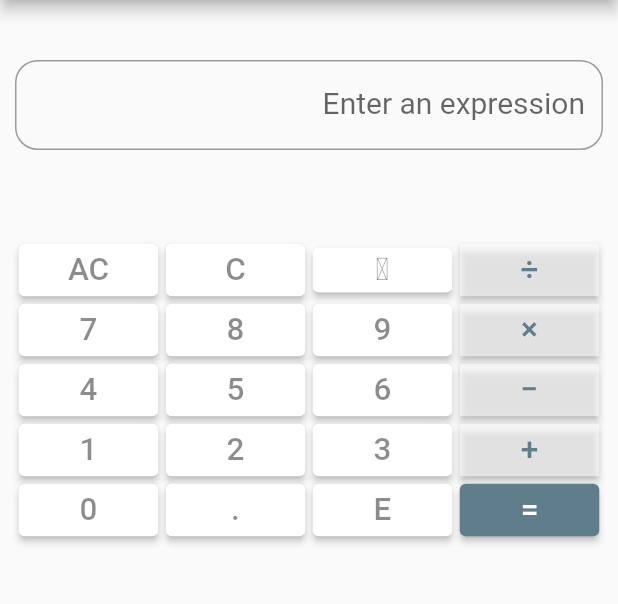
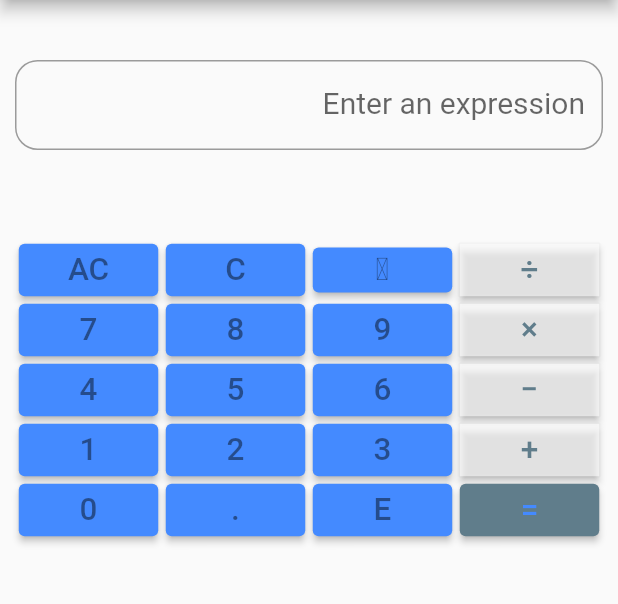
Before and after one commit to Aniruddh-0701/Calculator-App, a Flutter app: the screen it shows after launch, on a phone screen of 412 x 824 dp, the part 84-688 px from its top. Run offline on Flutter 3.47's test engine with Material 2 defaults, Android fonts, the phone set to English and light mode, and no system bars.

```diff
--- a/calculator_app/lib/Views/SimpleCalci.dart
+++ b/calculator_app/lib/Views/SimpleCalci.dart
@@ -44,10 +44,11 @@ class _Calci extends State<Calci> {
                     ),
                     decoration: InputDecoration(
                       hintText: 'Enter an expression',
-                      fillColor: Colors.white,
+                      fillColor: Theme.of(context).accentColor,
                       border: OutlineInputBorder(
                         borderRadius: BorderRadius.circular(15),
-                        borderSide: BorderSide(color: Colors.white, width: 0.0)
+                        borderSide: BorderSide(
+                            color: Theme.of(context).accentColor, width: 0.0)
                       ),
                     )
                 ),
@@ -67,7 +68,7 @@ class _Calci extends State<Calci> {
                             style: ButtonStyle(
                                 backgroundColor:
                                 MaterialStateProperty.resolveWith(
-                                        (states) => Colors.white)),
+                                        (states) => Theme.of(context).accentColor)),
                             onPressed: () => setState(() {
                               eqn = ['0'];
                               expr.text = eqn.join(' ');
@@ -88,7 +89,7 @@ class _Calci extends State<Calci> {
                             style: ButtonStyle(
                                 backgroundColor:
                                 MaterialStateProperty.resolveWith(
-                                        (states) => Colors.white)),
+                                        (states) => Theme.of(context).accentColor)),
                             onPressed: () => setState(() {
                               eqn = ['0'];
                               expr.text = eqn.join(' ');
@@ -109,7 +110,7 @@ class _Calci extends State<Calci> {
                             style: ButtonStyle(
                                 backgroundColor:
                                 MaterialStateProperty.resolveWith(
-                                        (states) => Colors.white)),
+                                        (states) => Theme.of(context).accentColor)),
                             onPressed: () => setState(() {
                               try {
                                 if (eqn.last.length == 1)
@@ -197,7 +198,7 @@ class _Calci extends State<Calci> {
                             }),
                             child: Text(
                               '=',
-                              style: TextStyle(color: Colors.white),
+                              style: TextStyle(color: Theme.of(context).accentColor),
                               textScaleFactor: 1.5,
                             ),
                           ))),
@@ -216,7 +217,7 @@ class _Calci extends State<Calci> {
         child: ElevatedButton(
           style: ButtonStyle(
               backgroundColor:
-              MaterialStateProperty.resolveWith((states) => Colors.white)),
+              MaterialStateProperty.resolveWith((states) => Theme.of(context).accentColor)),
           child: Text(num,
             textScaleFactor: 1.5,
             style: TextStyle(
```
Also changed, not shown: calculator_app/lib/back_ends/Calculation.dart (+0 -14 lines), calculator_app/lib/back_ends/CalculatorFunctions.dart (+5 -2 lines), calculator_app/lib/back_ends/Extras.dart (+14 -0 lines).
